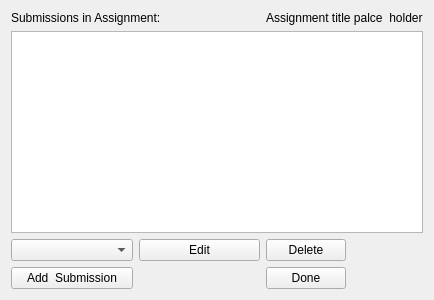
Before: the Qt Designer form GUI/assignmentview.ui in Laucksy/CS-205-Project, drawn with Qt 5.
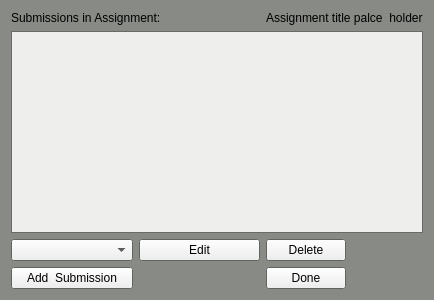
After: the same form once the commit is applied.

Commit message: Fixed GUI colors and deleting feedback

```diff
--- a/GUI/assignmentview.ui
+++ b/GUI/assignmentview.ui
@@ -10,6 +10,70 @@
     <height>300</height>
    </rect>
   </property>
+  <property name="palette">
+   <palette>
+    <active>
+     <colorrole role="Base">
+      <brush brushstyle="SolidPattern">
+       <color alpha="255">
+        <red>136</red>
+        <green>138</green>
+        <blue>133</blue>
+       </color>
+      </brush>
+     </colorrole>
+     <colorrole role="Window">
+      <brush brushstyle="SolidPattern">
+       <color alpha="255">
+        <red>136</red>
+        <green>138</green>
+        <blue>133</blue>
+       </color>
+      </brush>
+     </colorrole>
+    </active>
+    <inactive>
+     <colorrole role="Base">
+      <brush brushstyle="SolidPattern">
+       <color alpha="255">
+        <red>136</red>
+        <green>138</green>
+        <blue>133</blue>
+       </color>
+      </brush>
+     </colorrole>
+     <colorrole role="Window">
+      <brush brushstyle="SolidPattern">
+       <color alpha="255">
+        <red>136</red>
+        <green>138</green>
+        <blue>133</blue>
+       </color>
+      </brush>
+     </colorrole>
+    </inactive>
+    <disabled>
+     <colorrole role="Base">
+      <brush brushstyle="SolidPattern">
+       <color alpha="255">
+        <red>136</red>
+        <green>138</green>
+        <blue>133</blue>
+       </color>
+      </brush>
+     </colorrole>
+     <colorrole role="Window">
+      <brush brushstyle="SolidPattern">
+       <color alpha="255">
+        <red>136</red>
+        <green>138</green>
+        <blue>133</blue>
+       </color>
+      </brush>
+     </colorrole>
+    </disabled>
+   </palette>
+  </property>
   <property name="windowTitle">
    <string>Form</string>
   </property>
@@ -39,7 +103,45 @@
     </widget>
    </item>
    <item row="1" column="0" colspan="3">
-    <widget class="QTextBrowser" name="textBrowser"/>
+    <widget class="QTextBrowser" name="textBrowser">
+     <property name="palette">
+      <palette>
+       <active>
+        <colorrole role="Base">
+         <brush brushstyle="SolidPattern">
+          <color alpha="255">
+           <red>238</red>
+           <green>238</green>
+           <blue>236</blue>
+          </color>
+         </brush>
+        </colorrole>
+       </active>
+       <inactive>
+        <colorrole role="Base">
+         <brush brushstyle="SolidPattern">
+          <color alpha="255">
+           <red>238</red>
+           <green>238</green>
+           <blue>236</blue>
+          </color>
+         </brush>
+        </colorrole>
+       </inactive>
+       <disabled>
+        <colorrole role="Base">
+         <brush brushstyle="SolidPattern">
+          <color alpha="255">
+           <red>136</red>
+           <green>138</green>
+           <blue>133</blue>
+          </color>
+         </brush>
+        </colorrole>
+       </disabled>
+      </palette>
+     </property>
+    </widget>
    </item>
    <item row="0" column="2">
     <widget class="QLabel" name="label_2">
```
The commit also changes 22 other files.
